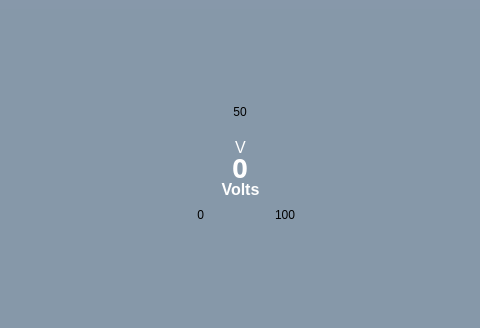
Talal-Zahid786/test-app-PySide6-, file Fan_Control App/ui/app.ui: the form before one commit; both pictures show x 200 to 680 and y 0 to 328 of the 879 by 657 pixel window.
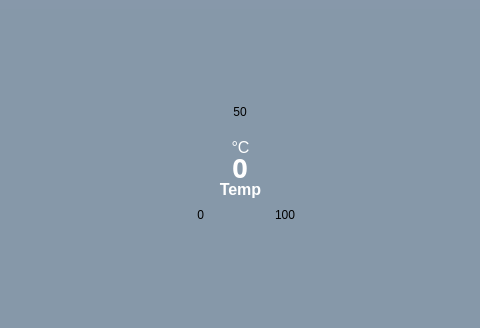
The form after the commit. The open tabs and pages were chosen to show the change. Icons and pictures are not drawn.

Patch:
```diff
--- a/Fan_Control App/ui/app.ui
+++ b/Fan_Control App/ui/app.ui
@@ -609,7 +609,7 @@
 color: rgb(255, 255, 255);</string>
                </property>
                <property name="text">
-                <string>Volts</string>
+                <string>Temp</string>
                </property>
                <property name="alignment">
                 <set>Qt::AlignmentFlag::AlignCenter</set>
@@ -635,7 +635,7 @@
 color: rgb(255, 255, 255);</string>
                </property>
                <property name="text">
-                <string>V</string>
+                <string>°C</string>
                </property>
                <property name="alignment">
                 <set>Qt::AlignmentFlag::AlignCenter</set>
```
Left out of the diff: 7 changed lines with no effect on the pictures.
